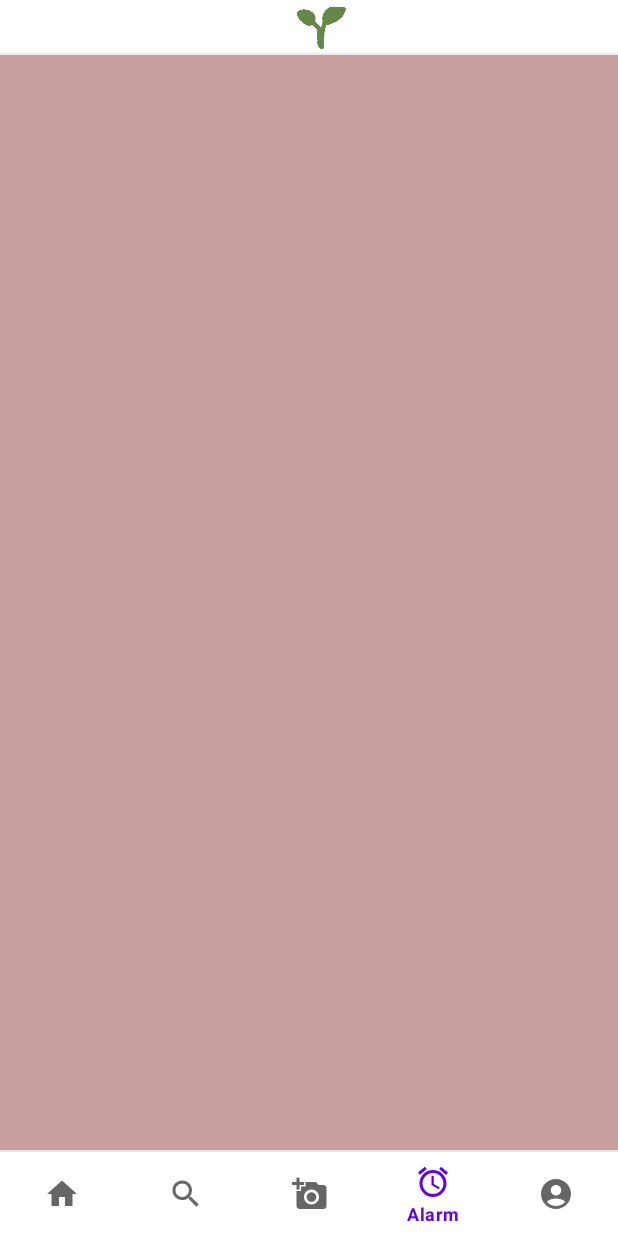
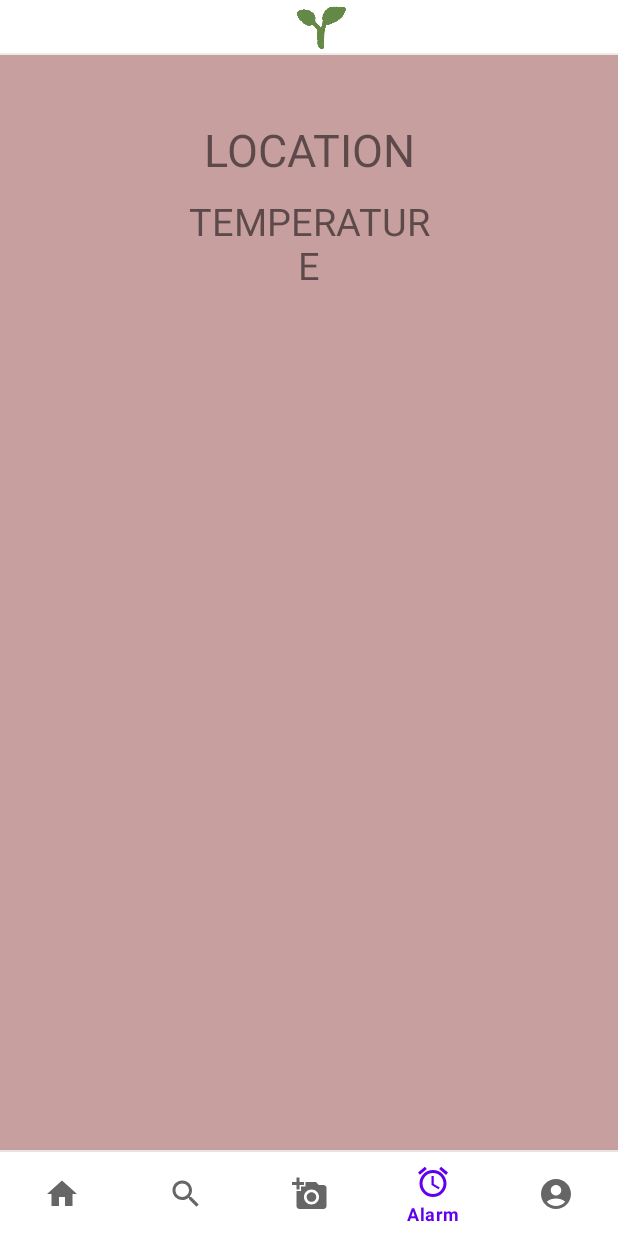
Before and after one commit to jeewonkimm2/SIKJIPSA, an Android app: the MainActivity screen opened directly, with no data from a screen before it, item 4 of the bottom bar chosen, on a phone screen of 412 x 824 dp. Run offline under Robolectric (Android 15) with nearby library versions, the phone set to English and light mode, and no system bars; our stand-ins replace Firebase (no records; nobody signed in at launch, a user with empty details on screens opened directly).

Commit message:
Insert the weather API into the fragment_alarm.xml

```diff
--- a/app/src/main/java/com/example/sikjipsa/MainActivity.kt
+++ b/app/src/main/java/com/example/sikjipsa/MainActivity.kt
@@ -7,12 +7,14 @@ import android.content.Intent
 import android.content.pm.PackageManager
 import android.icu.text.SimpleDateFormat
 import android.net.Uri
+import android.os.AsyncTask
 import androidx.appcompat.app.AppCompatActivity
 import android.os.Bundle
 import android.provider.MediaStore
 import android.util.Log
 import android.view.MenuItem
 import android.widget.Button
+import android.widget.TextView
 import androidx.activity.result.contract.ActivityResultContracts
 import androidx.core.app.ActivityCompat
 import androidx.core.content.ContextCompat
@@ -23,6 +25,9 @@ import com.example.sikjipsa.navigation.*
 import com.google.android.material.bottomnavigation.BottomNavigationView
 import com.google.android.material.navigation.NavigationBarView
 import com.google.android.material.navigation.NavigationView
+import org.json.JSONObject
+import java.lang.Exception
+import java.net.URL
 import java.util.*
 import java.util.jar.Manifest
 //수오가 침
@@ -30,7 +35,8 @@ import java.util.jar.Manifest
 //후니
 class MainActivity : AppCompatActivity(){
 
-
+    val CITY: String = "seoul,kr"
+    val API: String = "a5b5e79e80276333510e3446c4d3498b"
 
 
     override fun onCreate(savedInstanceState: Bundle?) {
@@ -42,7 +48,6 @@ class MainActivity : AppCompatActivity(){
         //BottomNavigation
         initView()
         initBottomNavigation()
-
         ActivityCompat.requestPermissions(this, arrayOf(android.Manifest.permission.READ_EXTERNAL_STORAGE),1)
     }
 
@@ -72,6 +77,7 @@ class MainActivity : AppCompatActivity(){
                 R.id.action_favorite_alarm -> {
                     var alarmFragment = AlarmFragment()
                     supportFragmentManager.beginTransaction().replace(R.id.main_content,alarmFragment).commit()
+                    weatherTask().execute()
                     return@setOnItemSelectedListener true
                 }
                 R.id.action_account -> {
@@ -89,8 +95,63 @@ class MainActivity : AppCompatActivity(){
 
     lateinit var binding: ActivityMainBinding
 
+    inner class weatherTask(): AsyncTask<String, Void, String>() {
+        override fun onPreExecute() {
+            super.onPreExecute()
+
+        }
+
+        override fun doInBackground(vararg p0: String?): String? {
+            var response: String?
+            try {
+                response =
+                    URL("https://api.openweathermap.org/data/2.5/weather?q=$CITY&units=metric&appid=$API")
+                        .readText(Charsets.UTF_8)
+            } catch (e: Exception) {
+                response = null
+            }
+            return response
+        }
+
+
+        override fun onPostExecute(result: String?) {
+
+            super.onPostExecute(result)
+            try{
+                val jsonObj = JSONObject(result)
+                val main  = jsonObj.getJSONObject("main")
+                val sys = jsonObj.getJSONObject("sys")
+                val wind = jsonObj.getJSONObject("wind")
+                val weather = jsonObj.getJSONArray("weather").getJSONObject(0)
+                val updatedAt:Long = jsonObj.getLong("dt")
+                val updateAtText = "Updated at: "+ java.text.SimpleDateFormat(
+                    "dd/mm/yyyy hh:mm a",
+                    Locale.ENGLISH
+                ).format(
+                    Date(updatedAt * 1000)
+                )
+                val temp = main.getString("temp")+"C"
+                val tempMin = "Min Temp: "+main.getString("temp_min")+"C"
+                val tempMax = "Max Temp: "+main.getString("temp_max")+"C"
+                val pressure = main.getString("pressure")
+                val humidity = main.getString("humidity")
+                val sunrise:Long = sys.getLong("sunrise")
+                val sunset:Long = sys.getLong("sunset")
+                val windSpeed = wind.getString("speed")
+                val weatherDescription = weather.getString("description")
+                val address = jsonObj.getString("name")+", "+sys.getString("country")
 
 
 
 
+                findViewById<TextView>(R.id.locationTxt).text = address
+                findViewById<TextView>(R.id.temperatureTxt).text = temp
+            }catch (e: Exception){
+
+            }
+        }
+    }
+
+
+
 }
--- a/app/src/main/res/layout/fragment_alarm.xml
+++ b/app/src/main/res/layout/fragment_alarm.xml
@@ -1,7 +1,35 @@
 <?xml version="1.0" encoding="utf-8"?>
 <androidx.constraintlayout.widget.ConstraintLayout xmlns:android="http://schemas.android.com/apk/res/android"
+    xmlns:app="http://schemas.android.com/apk/res-auto"
+    xmlns:tools="http://schemas.android.com/tools"
+
     android:layout_width="match_parent"
     android:layout_height="match_parent"
     android:background="#C89F9F">
 
+    <TextView
+        android:id="@+id/locationTxt"
+        android:layout_width="163dp"
+        android:layout_height="61dp"
+        android:gravity="center"
+        android:text="LOCATION"
+        android:textSize="30dp"
+        app:layout_constraintBottom_toBottomOf="parent"
+        app:layout_constraintEnd_toEndOf="parent"
+        app:layout_constraintStart_toStartOf="parent"
+        app:layout_constraintTop_toTopOf="parent"
+        app:layout_constraintVertical_bias="0.049" />
+
+    <TextView
+        android:id="@+id/temperatureTxt"
+        android:layout_width="163dp"
+        android:layout_height="61dp"
+        android:gravity="center"
+        android:text="TEMPERATURE"
+        android:textSize="25dp"
+        app:layout_constraintBottom_toBottomOf="parent"
+        app:layout_constraintEnd_toEndOf="parent"
+        app:layout_constraintStart_toStartOf="parent"
+        app:layout_constraintTop_toTopOf="parent"
+        app:layout_constraintVertical_bias="0.14" />
 </androidx.constraintlayout.widget.ConstraintLayout>
```
Also changed, not shown: app/src/main/java/com/example/sikjipsa/navigation/AlarmFragment.kt (+13 -0 lines).
